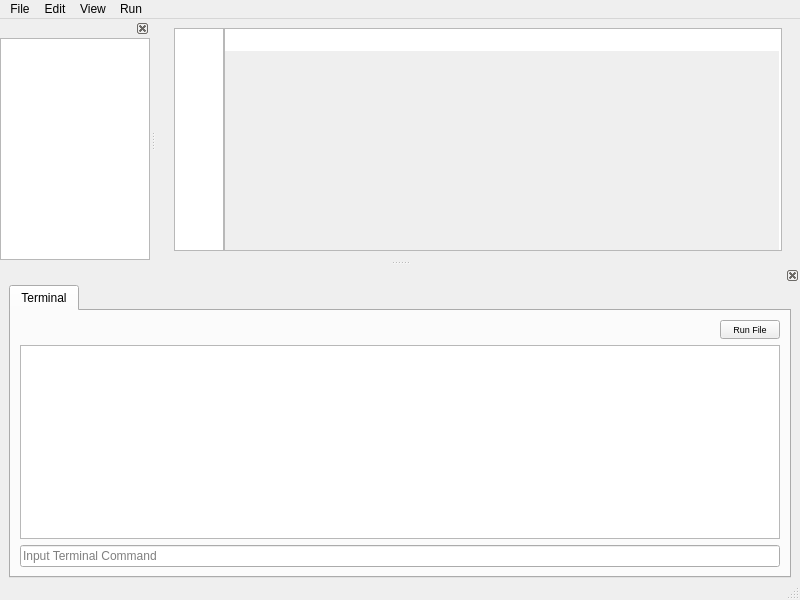
This is mainwindow.ui in MuradWafik/notepad as Qt 5 draws it before an edit. The edited form follows.
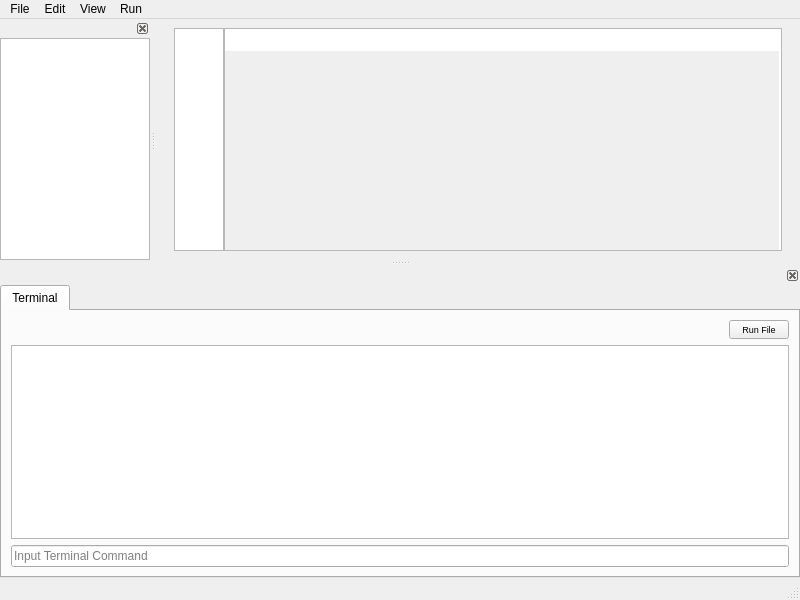
This is the edited form.

Commit message: change the ui of the search and replace, also added ability to cycle through which one is selected

Diff of the .ui file:
```diff
--- a/mainwindow.ui
+++ b/mainwindow.ui
@@ -236,9 +236,15 @@
      <property name="spacing">
       <number>0</number>
      </property>
+     <property name="leftMargin">
+      <number>0</number>
+     </property>
      <property name="topMargin">
       <number>0</number>
      </property>
+     <property name="rightMargin">
+      <number>0</number>
+     </property>
      <property name="bottomMargin">
       <number>0</number>
      </property>
```
The commit also changes 4 other files.
